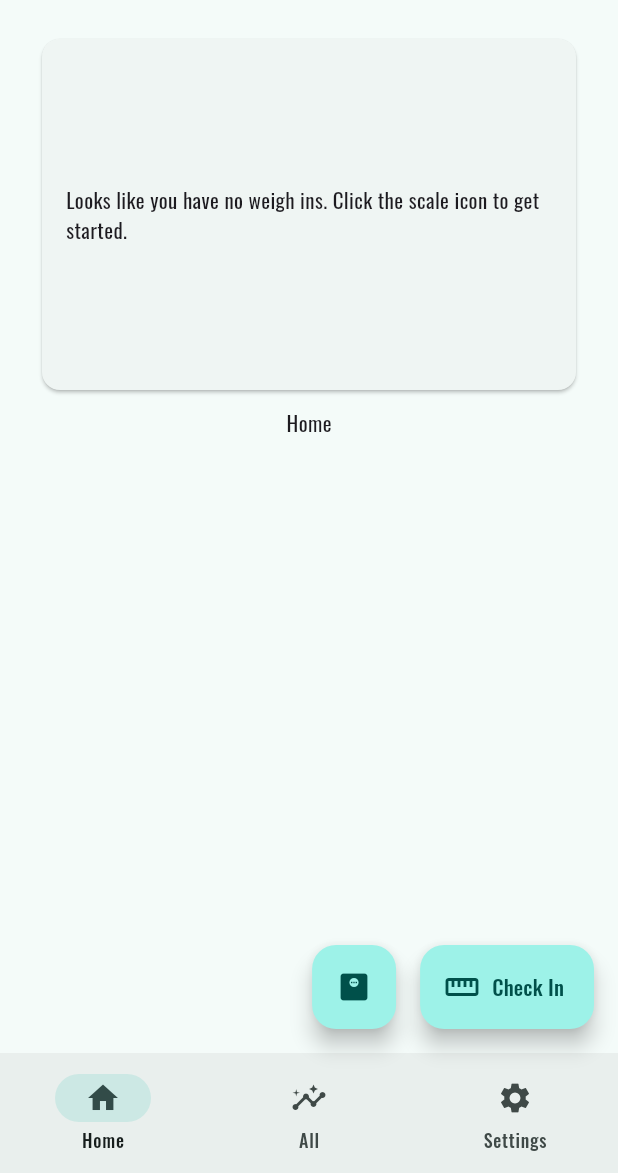
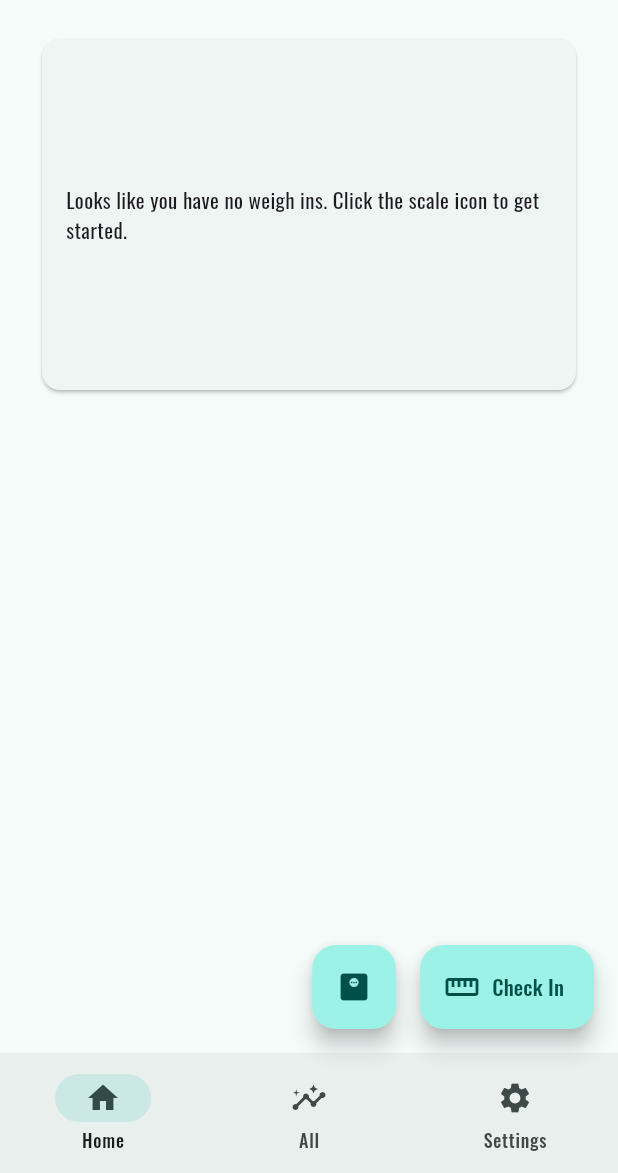
Before and after one commit to swsvindland/fitness-mobile, a Flutter app: the HomePage screen opened by its route, on a phone screen of 412 x 824 dp, the part 63-1236 px from its top. Run offline on Flutter 3.47's test engine with Material 3 defaults, Android fonts, the phone set to English and light mode, and no system bars; our stand-ins replace cloud_firestore, community_charts_flutter, firebase_auth, firebase_core, firebase_messaging, google_fonts and 3 more; missing offline and left inert: os_detect; accounts and stored records are empty; generated files the repository leaves out were written again; network calls fail.

Commit message:
setup home and all page

```diff
--- a/apps/body_track/lib/widgets/delete_account.dart
+++ b/apps/body_track/lib/widgets/delete_account.dart
@@ -5,7 +5,7 @@ import 'package:flutter_gen/gen_l10n/app_localizations.dart';
 import '../utils/constants.dart';
 
 class DeleteAccount extends StatelessWidget {
-  const DeleteAccount({Key? key}) : super(key: key);
+  const DeleteAccount({super.key});
 
   handleDeleteAccount() {
     try {
@@ -50,13 +50,12 @@ class DeleteAccount extends StatelessWidget {
 
   @override
   Widget build(BuildContext context) {
-    return ElevatedButton(
+    return FilledButton(
       onPressed: () {
         showAlertDialog(context);
       },
       child: Text(
         AppLocalizations.of(context)!.deleteAccount,
-        style: const TextStyle(color: Colors.red),
       ),
     );
   }
--- a/apps/body_track/lib/widgets/home.dart
+++ b/apps/body_track/lib/widgets/home.dart
@@ -1,3 +1,5 @@
+import 'package:body_track/models/checkin.dart';
+import 'package:body_track/widgets/checkin_list.dart';
 import 'package:body_track/widgets/weights.dart';
 import 'package:firebase_auth/firebase_auth.dart';
 import 'package:flutter/material.dart';
@@ -16,12 +18,21 @@ class Home extends StatelessWidget {
   Widget build(BuildContext context) {
     var user = Provider.of<User?>(context);
 
-    return StreamProvider<Iterable<Weight>>.value(
+    return MultiProvider(
+      providers: [
+        StreamProvider<Iterable<Weight>>.value(
           initialData: const [],
           value: db.streamWeighIns(user!.uid),
-      child: StreamProvider<Preferences>.value(
+        ),
+        StreamProvider<Preferences>.value(
           initialData: Preferences.empty(),
           value: db.streamPreferences(user.uid),
+        ),
+        StreamProvider<Iterable<CheckIn>>.value(
+          initialData: const [],
+          value: db.streamCheckIns(user.uid),
+        ),
+      ],
       child: const Column(
         mainAxisAlignment: MainAxisAlignment.center,
         crossAxisAlignment: CrossAxisAlignment.center,
@@ -40,10 +51,9 @@ class Home extends StatelessWidget {
           ),
           Expanded(
             flex: 5,
-              child: Text('Home'),
+            child: CheckInList()
           ),
         ],
-        ),
       ),
     );
   }
```
Also changed, not shown: apps/body_track/lib/widgets/all.dart (+21 -2 lines), apps/body_track/lib/widgets/settings.dart (+28 -7 lines). Lines whose indentation alone changed are shown as unchanged.
